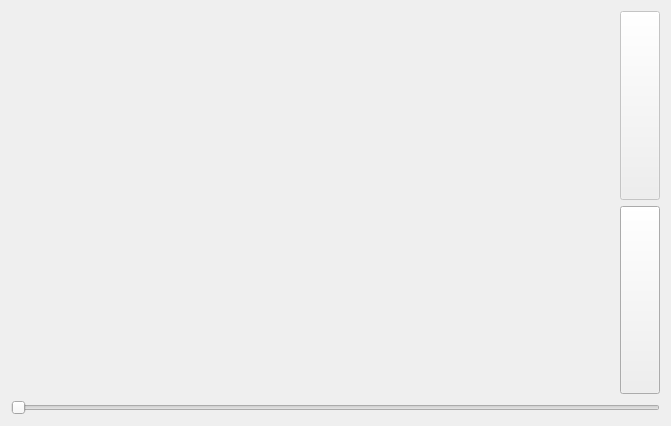
Above: linvideodisplayform.ui from jpietrzak8/Linguine before the change. Below: the same form after it.
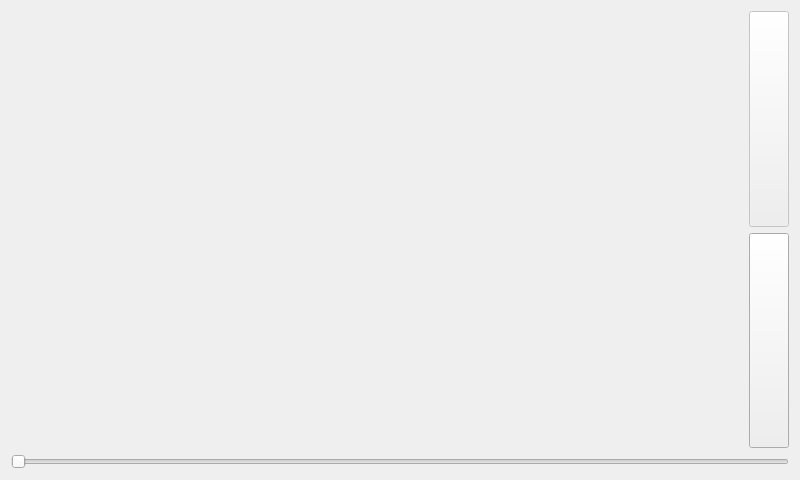
That is the form after the change. Icons and pictures are not drawn.

```diff
--- a/linvideodisplayform.ui
+++ b/linvideodisplayform.ui
@@ -6,14 +6,24 @@
    <rect>
     <x>0</x>
     <y>0</y>
-    <width>671</width>
-    <height>426</height>
+    <width>800</width>
+    <height>480</height>
    </rect>
   </property>
   <property name="windowTitle">
    <string>Linguine Video</string>
   </property>
   <layout class="QGridLayout" name="gridLayout">
+   <item row="0" column="0">
+    <widget class="QWidget" name="videoWidget" native="true">
+     <property name="sizePolicy">
+      <sizepolicy hsizetype="MinimumExpanding" vsizetype="MinimumExpanding">
+       <horstretch>0</horstretch>
+       <verstretch>0</verstretch>
+      </sizepolicy>
+     </property>
+    </widget>
+   </item>
    <item row="0" column="1">
     <layout class="QVBoxLayout" name="verticalLayout_3">
      <item>
@@ -22,7 +32,7 @@
         <bool>false</bool>
        </property>
        <property name="sizePolicy">
-        <sizepolicy hsizetype="Fixed" vsizetype="Minimum">
+        <sizepolicy hsizetype="Fixed" vsizetype="MinimumExpanding">
          <horstretch>0</horstretch>
          <verstretch>0</verstretch>
         </sizepolicy>
@@ -40,12 +50,15 @@
          <height>48</height>
         </size>
        </property>
+       <property name="flat">
+        <bool>false</bool>
+       </property>
       </widget>
      </item>
      <item>
       <widget class="QPushButton" name="infoButton">
        <property name="sizePolicy">
-        <sizepolicy hsizetype="Fixed" vsizetype="Minimum">
+        <sizepolicy hsizetype="Fixed" vsizetype="MinimumExpanding">
          <horstretch>0</horstretch>
          <verstretch>0</verstretch>
         </sizepolicy>
@@ -63,6 +76,9 @@
          <height>48</height>
         </size>
        </property>
+       <property name="flat">
+        <bool>false</bool>
+       </property>
       </widget>
      </item>
     </layout>
@@ -77,16 +93,6 @@
      </property>
     </widget>
    </item>
-   <item row="0" column="0">
-    <widget class="QWidget" name="videoWidget" native="true">
-     <property name="sizePolicy">
-      <sizepolicy hsizetype="Expanding" vsizetype="Expanding">
-       <horstretch>0</horstretch>
-       <verstretch>0</verstretch>
-      </sizepolicy>
-     </property>
-    </widget>
-   </item>
   </layout>
  </widget>
  <resources>
```
Left out of the diff: 4 changed lines with no effect on the pictures.
